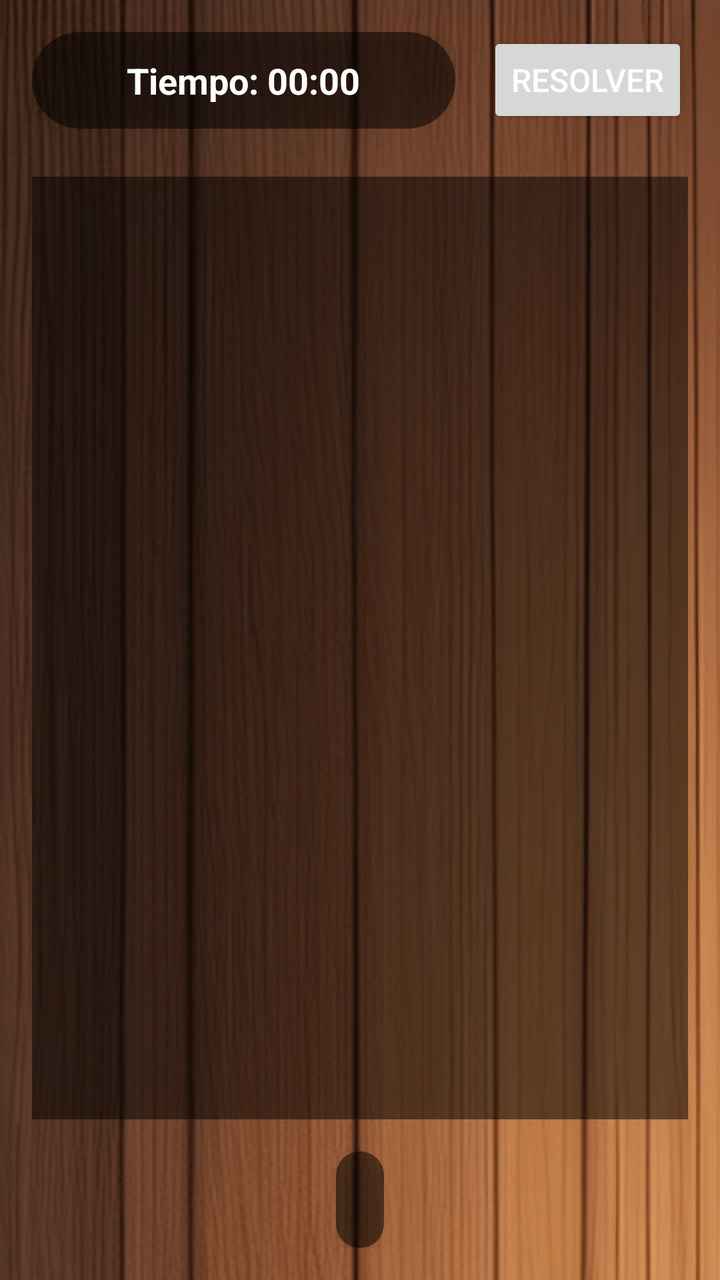
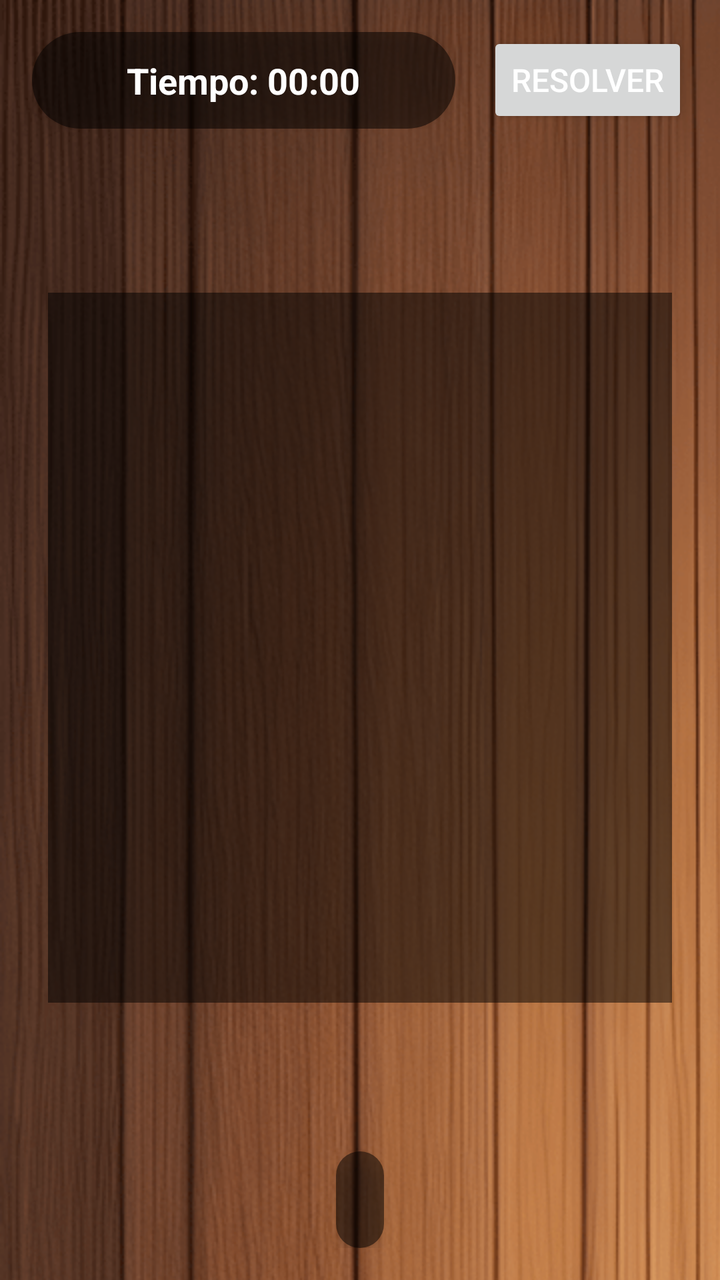

An Android layout rendered at two revisions. The XML below is the earlier revision; the diff shows what the commit changed to produce the second picture.
<!-- AndroidManifest.xml: application theme Theme.AppCompat.Light.NoActionBar -->
<!-- res/layout/activity_main.xml -->
<LinearLayout xmlns:android="http://schemas.android.com/apk/res/android"
    android:layout_width="match_parent"
    android:layout_height="match_parent"
    android:background="@drawable/wood_background"
    android:orientation="vertical"
    android:padding="16dp">

    
    <LinearLayout
        android:layout_width="match_parent"
        android:layout_height="wrap_content"
        android:gravity="center_vertical"
        android:orientation="horizontal"
        android:layout_marginBottom="24dp">

        <TextView
            android:id="@+id/timerTextView"
            android:layout_width="0dp"
            android:layout_height="wrap_content"
            android:layout_weight="1"
            android:background="@drawable/timer_background"
            android:elevation="4dp"
            android:gravity="center"
            android:padding="12dp"
            android:text="Tiempo: 00:00"
            android:textColor="@color/white"
            android:textSize="18sp"
            android:textStyle="bold"/>

        <Button
            android:id="@+id/btnResolver"
            android:layout_width="wrap_content"
            android:layout_height="wrap_content"
            android:layout_marginStart="16dp"
            android:elevation="4dp"
            android:padding="12dp"
            android:text="Resolver"
            android:textColor="@color/white"
            android:textSize="16sp"/>

    </LinearLayout>

    
    <FrameLayout
        android:layout_width="match_parent"
        android:layout_height="0dp"
        android:layout_weight="1"
        android:background="#80000000"
        android:padding="8dp">

        <GridLayout
            android:id="@+id/gridLayout"
            android:layout_width="match_parent"
            android:layout_height="match_parent"
            android:columnCount="3"
            android:rowCount="3"
            android:alignmentMode="alignMargins"
            android:padding="4dp"/>

    </FrameLayout>

    
    <TextView
        android:id="@+id/txtNumeroFaltante"
        android:layout_width="wrap_content"
        android:layout_height="wrap_content"
        android:layout_marginTop="16dp"
        android:background="@drawable/timer_background"
        android:elevation="4dp"
        android:gravity="center"
        android:padding="12dp"
        android:textColor="@color/white"
        android:textSize="18sp"
        android:textStyle="bold"
        android:layout_gravity="center_horizontal"/>

</LinearLayout>
<!-- resources referenced by this layout -->
<resources>
  <color name="white">#FFFFFF</color>
  <!-- drawable timer_background (drawable) -->
  <shape xmlns:android="http://schemas.android.com/apk/res/android">
      <solid android:color="#80000000"/> 
      <corners android:radius="24dp"/>
  </shape>
  <!-- drawable wood_background (drawable) -->
  <bitmap xmlns:android="http://schemas.android.com/apk/res/android"
      android:src="@drawable/wood_texture"
      android:tileMode="repeat" /> 
  <!-- drawable wood_texture: png bitmap (drawable, 578807 bytes) -->
</resources>

<!-- the commit's change to res/layout/activity_main.xml (unified diff, before → after) -->
@@ -43,19 +43,21 @@
     
     <FrameLayout
         android:layout_width="match_parent"
-        android:layout_height="0dp"
+        android:layout_height="match_parent"
         android:layout_weight="1"
-        android:background="#80000000"
+
         android:padding="8dp">
 
         <GridLayout
             android:id="@+id/gridLayout"
             android:layout_width="match_parent"
-            android:layout_height="match_parent"
+            android:layout_height="355dp"
+            android:alignmentMode="alignMargins"
+            android:layout_gravity="center"
             android:columnCount="3"
-            android:rowCount="3"
-            android:alignmentMode="alignMargins"
-            android:padding="4dp"/>
+            android:padding="4dp"
+            android:background="#80000000"
+            android:rowCount="3" />
 
     </FrameLayout>
 
